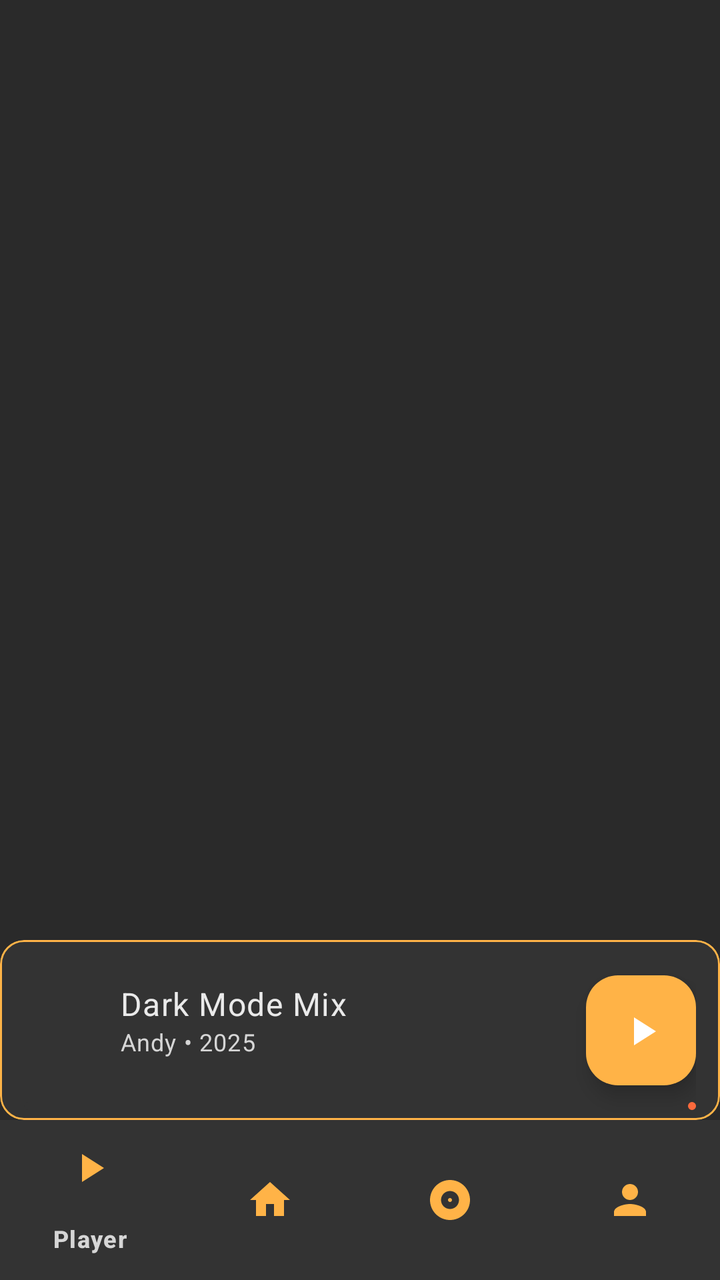
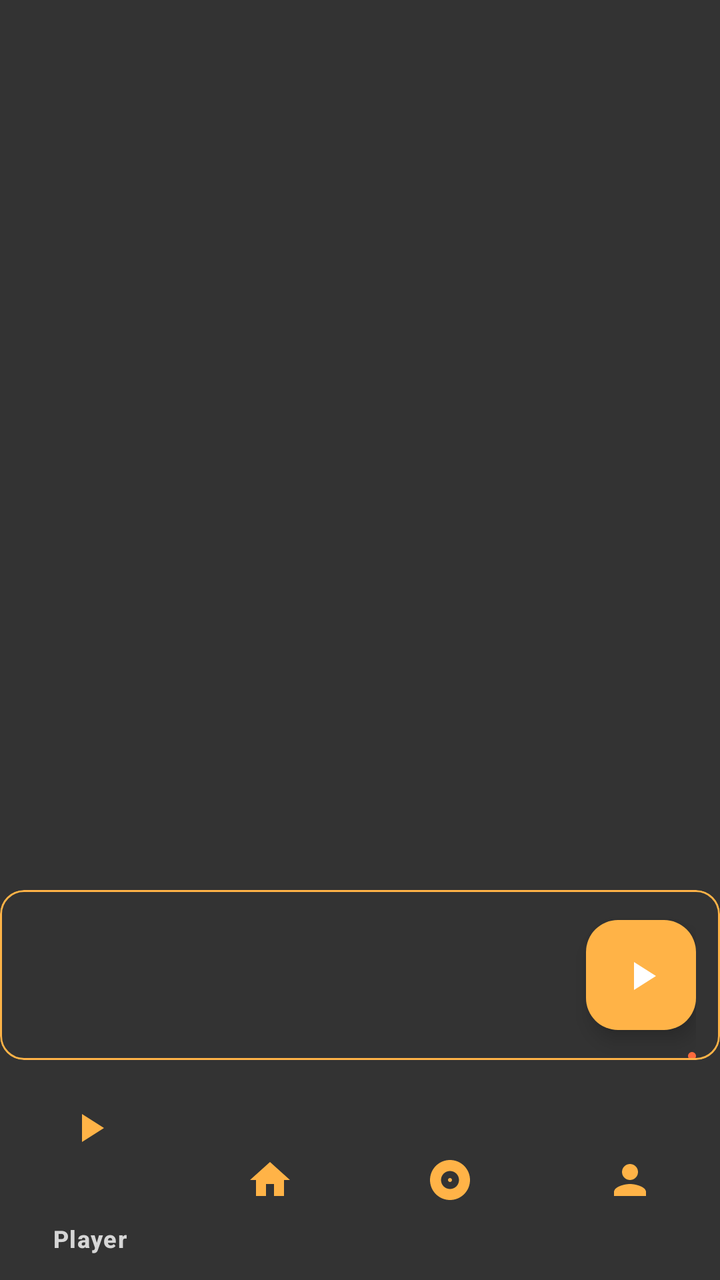

Compare the two renders of this Android layout. The source of the first and the diff that turns it into the second are given below.
<!-- AndroidManifest.xml: application theme Theme.Sporify -->
<!-- res/layout/activity_home.xml -->
<?xml version="1.0" encoding="utf-8"?>
<androidx.coordinatorlayout.widget.CoordinatorLayout
    xmlns:android="http://schemas.android.com/apk/res/android"
    xmlns:app="http://schemas.android.com/apk/res-auto"
    xmlns:tools="http://schemas.android.com/tools"
    android:id="@+id/main"
    android:layout_width="match_parent"
    android:layout_height="match_parent"
    android:background="@color/colorBackground"
    tools:context=".Home">

    
    <androidx.fragment.app.FragmentContainerView
        android:id="@+id/fragment_container"
        android:layout_width="match_parent"
        android:layout_height="match_parent"
        android:clipToPadding="false"
        android:paddingTop="?attr/actionBarSize"
        android:paddingBottom="120dp"
        app:layout_behavior="@string/appbar_scrolling_view_behavior" />

    
    <com.google.android.material.card.MaterialCardView
        android:id="@+id/miniPlayer"
        android:layout_width="match_parent"
        android:layout_height="90dp"
        android:layout_gravity="bottom"
        android:elevation="8dp"
        app:layout_dodgeInsetEdges="bottom"
        app:cardBackgroundColor="@color/colorSurface"
        app:cardCornerRadius="12dp"
        app:strokeColor="@color/colorPrimaryVariant"
        app:strokeWidth="1dp">

        <androidx.constraintlayout.widget.ConstraintLayout
            android:layout_width="match_parent"
            android:layout_height="match_parent"
            android:paddingHorizontal="12dp">

            <com.google.android.material.imageview.ShapeableImageView
                android:id="@+id/art"
                android:layout_width="48dp"
                android:layout_height="48dp"
                android:scaleType="centerCrop"
                android:contentDescription="@string/album_art_desc"
                app:shapeAppearanceOverlay="@style/Shape.Circular"
                app:layout_constraintStart_toStartOf="parent"
                app:layout_constraintTop_toTopOf="parent"
                app:layout_constraintBottom_toBottomOf="parent" />

            <TextView
                android:id="@+id/title"
                android:layout_width="0dp"
                android:layout_height="wrap_content"
                android:text="@string/dark_mode_mix"
                android:textAppearance="?attr/textAppearanceBodyLarge"
                android:textColor="@color/colorOnBackground"
                app:layout_constraintStart_toEndOf="@id/art"
                app:layout_constraintTop_toTopOf="@id/art"
                app:layout_constraintEnd_toStartOf="@id/btnPlay" />

            <TextView
                android:id="@+id/subtitle"
                android:layout_width="0dp"
                android:layout_height="wrap_content"
                android:text="@string/andy_2025"
                android:textAppearance="?attr/textAppearanceBodySmall"
                android:textColor="@color/colorOnSurface"
                app:layout_constraintStart_toStartOf="@id/title"
                app:layout_constraintTop_toBottomOf="@id/title"
                app:layout_constraintEnd_toStartOf="@id/btnPlay" />

            <com.google.android.material.floatingactionbutton.FloatingActionButton
                android:id="@+id/btnPlay"
                android:layout_width="55dp"
                android:layout_height="55dp"
                android:contentDescription="@string/todo"
                app:srcCompat="@drawable/play_icon"
                app:backgroundTint="@color/colorPrimaryVariant"
                app:tint="@color/colorOnPrimary"
                app:layout_constraintEnd_toEndOf="parent"
                app:layout_constraintTop_toTopOf="parent"
                app:layout_constraintBottom_toBottomOf="parent" />

            <com.google.android.material.progressindicator.LinearProgressIndicator
                android:id="@+id/progress"
                style="@style/Widget.Material3.LinearProgressIndicator"
                android:layout_width="0dp"
                android:layout_height="4dp"
                android:layout_marginTop="10dp"
                android:layout_marginBottom="5dp"
                app:indicatorColor="@color/colorAccent"
                app:trackColor="@color/colorSurface"
                app:layout_constraintStart_toStartOf="parent"
                app:layout_constraintEnd_toEndOf="parent"
                app:layout_constraintBottom_toBottomOf="parent" />
        </androidx.constraintlayout.widget.ConstraintLayout>
    </com.google.android.material.card.MaterialCardView>

    
    <com.google.android.material.bottomnavigation.BottomNavigationView
        android:id="@+id/bottomNavigationView"
        android:layout_width="match_parent"
        android:layout_height="wrap_content"
        android:layout_gravity="bottom"
        android:background="@color/colorSurface"
        app:itemIconTint="@color/colorPrimaryVariant"
        app:itemTextColor="@color/colorOnSurface"
        app:menu="@menu/menu_bottom"
        app:layout_insetEdge="bottom" />
</androidx.coordinatorlayout.widget.CoordinatorLayout>
<!-- resources referenced by this layout -->
<resources>
  <color name="colorAccent">#FF6B3D</color>
  <color name="colorBackground">#2A2A2A</color>
  <color name="colorOnBackground">#EAEAEA</color>
  <color name="colorOnPrimary">#FFFFFF</color>
  <color name="colorOnSurface">#D6D6D6</color>
  <color name="colorPrimaryVariant">#FFB347</color>
  <color name="colorSurface">#333333</color>
  <!-- drawable play_icon (drawable) -->
  <vector xmlns:android="http://schemas.android.com/apk/res/android" android:height="24dp" android:tint="#000000" android:viewportHeight="24" android:viewportWidth="24" android:width="24dp">
        
      <path android:fillColor="@android:color/white" android:pathData="M8,5v14l11,-7z"/>
      
  </vector>
  <string name="album_art_desc">Descripcion album</string>
  <string name="andy_2025">Andy • 2025</string>
  <string name="dark_mode_mix">Dark Mode Mix</string>
  <string name="todo">TODO</string>
  <style name="Shape.Circular" parent="ShapeAppearance.Material3.SmallComponent">
          <item name="cornerFamily">rounded</item>
          <item name="cornerSize">50%</item>
      </style>
  <style name="Theme.Sporify" parent="Base.Theme.Sporify" />
  <style name="Base.Theme.Sporify" parent="Theme.Material3.DynamicColors.Dark.NoActionBar">
  
          
          
          <item name="android:windowFullscreen">true</item>
  
      </style>
</resources>

<!-- the commit's change to res/layout/activity_home.xml (unified diff, before → after) -->
@@ -6,7 +6,7 @@
     android:id="@+id/main"
     android:layout_width="match_parent"
     android:layout_height="match_parent"
-    android:background="@color/colorBackground"
+    android:background="@color/colorSurface"
     tools:context=".Home">
 
     
@@ -15,97 +15,102 @@
         android:layout_width="match_parent"
         android:layout_height="match_parent"
         android:clipToPadding="false"
-        android:paddingTop="?attr/actionBarSize"
-        android:paddingBottom="120dp"
-        app:layout_behavior="@string/appbar_scrolling_view_behavior" />
+        app:layout_behavior="@string/appbar_scrolling_view_behavior"
+        android:paddingBottom="160dp" />
 
     
-    <com.google.android.material.card.MaterialCardView
+    <include
         android:id="@+id/miniPlayer"
+        layout="@layout/component_mini_player"
         android:layout_width="match_parent"
-        android:layout_height="90dp"
+        android:layout_height="85dp"
         android:layout_gravity="bottom"
-        android:elevation="8dp"
-        app:layout_dodgeInsetEdges="bottom"
-        app:cardBackgroundColor="@color/colorSurface"
-        app:cardCornerRadius="12dp"
-        app:strokeColor="@color/colorPrimaryVariant"
-        app:strokeWidth="1dp">
-
-        <androidx.constraintlayout.widget.ConstraintLayout
-            android:layout_width="match_parent"
-            android:layout_height="match_parent"
-            android:paddingHorizontal="12dp">
-
-            <com.google.android.material.imageview.ShapeableImageView
-                android:id="@+id/art"
-                android:layout_width="48dp"
-                android:layout_height="48dp"
-                android:scaleType="centerCrop"
-                android:contentDescription="@string/album_art_desc"
-                app:shapeAppearanceOverlay="@style/Shape.Circular"
-                app:layout_constraintStart_toStartOf="parent"
-                app:layout_constraintTop_toTopOf="parent"
-                app:layout_constraintBottom_toBottomOf="parent" />
-
-            <TextView
-                android:id="@+id/title"
-                android:layout_width="0dp"
-                android:layout_height="wrap_content"
-                android:text="@string/dark_mode_mix"
-                android:textAppearance="?attr/textAppearanceBodyLarge"
-                android:textColor="@color/colorOnBackground"
-                app:layout_constraintStart_toEndOf="@id/art"
-                app:layout_constraintTop_toTopOf="@id/art"
-                app:layout_constraintEnd_toStartOf="@id/btnPlay" />
-
-            <TextView
-                android:id="@+id/subtitle"
-                android:layout_width="0dp"
-                android:layout_height="wrap_content"
-                android:text="@string/andy_2025"
-                android:textAppearance="?attr/textAppearanceBodySmall"
-                android:textColor="@color/colorOnSurface"
-                app:layout_constraintStart_toStartOf="@id/title"
-                app:layout_constraintTop_toBottomOf="@id/title"
-                app:layout_constraintEnd_toStartOf="@id/btnPlay" />
-
-            <com.google.android.material.floatingactionbutton.FloatingActionButton
-                android:id="@+id/btnPlay"
-                android:layout_width="55dp"
-                android:layout_height="55dp"
-                android:contentDescription="@string/todo"
-                app:srcCompat="@drawable/play_icon"
-                app:backgroundTint="@color/colorPrimaryVariant"
-                app:tint="@color/colorOnPrimary"
-                app:layout_constraintEnd_toEndOf="parent"
-                app:layout_constraintTop_toTopOf="parent"
-                app:layout_constraintBottom_toBottomOf="parent" />
-
-            <com.google.android.material.progressindicator.LinearProgressIndicator
-                android:id="@+id/progress"
-                style="@style/Widget.Material3.LinearProgressIndicator"
-                android:layout_width="0dp"
-                android:layout_height="4dp"
-                android:layout_marginTop="10dp"
-                android:layout_marginBottom="5dp"
-                app:indicatorColor="@color/colorAccent"
-                app:trackColor="@color/colorSurface"
-                app:layout_constraintStart_toStartOf="parent"
-                app:layout_constraintEnd_toEndOf="parent"
-                app:layout_constraintBottom_toBottomOf="parent" />
-        </androidx.constraintlayout.widget.ConstraintLayout>
-    </com.google.android.material.card.MaterialCardView>
+        android:layout_marginBottom="110dp"/> 
 
     
     <com.google.android.material.bottomnavigation.BottomNavigationView
         android:id="@+id/bottomNavigationView"
         android:layout_width="match_parent"
-        android:layout_height="wrap_content"
+        android:layout_height="100dp"
         android:layout_gravity="bottom"
         android:background="@color/colorSurface"
         app:itemIconTint="@color/colorPrimaryVariant"
         app:itemTextColor="@color/colorOnSurface"
         app:menu="@menu/menu_bottom"
-        app:layout_insetEdge="bottom" />
+        app:itemActiveIndicatorStyle="@style/Widget.Material3.BottomNavigationView.ActiveIndicator"/>
+
 </androidx.coordinatorlayout.widget.CoordinatorLayout>
+<!-- res/layout/component_mini_player.xml (included above) -->
+<?xml version="1.0" encoding="utf-8"?>
+<com.google.android.material.card.MaterialCardView xmlns:android="http://schemas.android.com/apk/res/android"
+    xmlns:app="http://schemas.android.com/apk/res-auto"
+    android:id="@+id/miniPlayerRoot"
+    android:layout_width="match_parent"
+    android:layout_height="90dp"
+    android:elevation="8dp"
+    app:cardBackgroundColor="@color/colorSurface"
+    app:cardCornerRadius="12dp"
+    app:strokeColor="@color/colorPrimaryVariant"
+    app:strokeWidth="1dp">
+
+    <androidx.constraintlayout.widget.ConstraintLayout
+        android:layout_width="match_parent"
+        android:layout_height="match_parent"
+        android:paddingHorizontal="12dp">
+
+        <com.google.android.material.imageview.ShapeableImageView
+            android:id="@+id/art"
+            android:layout_width="48dp"
+            android:layout_height="48dp"
+            android:scaleType="centerCrop"
+            app:shapeAppearanceOverlay="@style/Shape.Circular"
+            app:layout_constraintStart_toStartOf="parent"
+            app:layout_constraintTop_toTopOf="parent"
+            app:layout_constraintBottom_toBottomOf="parent" />
+
+        <TextView
+            android:id="@+id/title"
+            android:layout_width="0dp"
+            android:layout_height="wrap_content"
+            android:textAppearance="?attr/textAppearanceBodyLarge"
+            android:textColor="@color/colorOnBackground"
+            android:maxLines="1"
+            app:layout_constraintStart_toEndOf="@id/art"
+            app:layout_constraintTop_toTopOf="@id/art"
+            app:layout_constraintEnd_toStartOf="@id/btnPlay" />
+
+        <TextView
+            android:id="@+id/subtitle"
+            android:layout_width="0dp"
+            android:layout_height="wrap_content"
+            android:textAppearance="?attr/textAppearanceBodySmall"
+            android:textColor="@color/colorOnSurface"
+            app:layout_constraintStart_toStartOf="@id/title"
+            app:layout_constraintTop_toBottomOf="@id/title"
+            app:layout_constraintEnd_toStartOf="@id/btnPlay" />
+
+        <com.google.android.material.floatingactionbutton.FloatingActionButton
+            android:id="@+id/btnPlay"
+            android:layout_width="55dp"
+            android:layout_height="55dp"
+            app:backgroundTint="@color/colorPrimaryVariant"
+            app:srcCompat="@drawable/play_icon"
+            app:tint="@color/colorOnPrimary"
+            app:layout_constraintEnd_toEndOf="parent"
+            app:layout_constraintTop_toTopOf="parent"
+            app:layout_constraintBottom_toBottomOf="parent" />
+
+        <com.google.android.material.progressindicator.LinearProgressIndicator
+            android:id="@+id/progress"
+            style="@style/Widget.Material3.LinearProgressIndicator"
+            android:layout_width="0dp"
+            android:layout_height="4dp"
+            android:layout_marginTop="8dp"
+            app:indicatorColor="@color/colorAccent"
+            app:trackColor="@color/colorSurface"
+            app:layout_constraintStart_toStartOf="parent"
+            app:layout_constraintEnd_toEndOf="parent"
+            app:layout_constraintBottom_toBottomOf="parent" />
+
+    </androidx.constraintlayout.widget.ConstraintLayout>
+</com.google.android.material.card.MaterialCardView>
<!-- resource entries referenced after the edit -->
@@ -1,7 +1,6 @@
 <!-- resources referenced by this layout -->
 <resources>
   <color name="colorAccent">#FF6B3D</color>
-  <color name="colorBackground">#2A2A2A</color>
   <color name="colorOnBackground">#EAEAEA</color>
   <color name="colorOnPrimary">#FFFFFF</color>
   <color name="colorOnSurface">#D6D6D6</color>
@@ -13,16 +12,12 @@
       <path android:fillColor="@android:color/white" android:pathData="M8,5v14l11,-7z"/>
       
   </vector>
-  <string name="album_art_desc">Descripcion album</string>
-  <string name="andy_2025">Andy • 2025</string>
-  <string name="dark_mode_mix">Dark Mode Mix</string>
-  <string name="todo">TODO</string>
   <style name="Shape.Circular" parent="ShapeAppearance.Material3.SmallComponent">
           <item name="cornerFamily">rounded</item>
           <item name="cornerSize">50%</item>
       </style>
   <style name="Theme.Sporify" parent="Base.Theme.Sporify" />
-  <style name="Base.Theme.Sporify" parent="Theme.Material3.DynamicColors.Dark.NoActionBar">
+  <style name="Base.Theme.Sporify" parent="Theme.Material3.Dark.NoActionBar">
   
           
           
